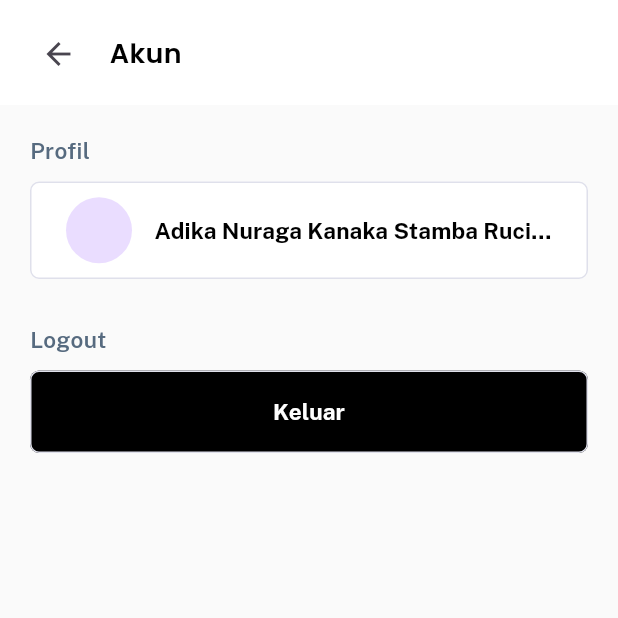
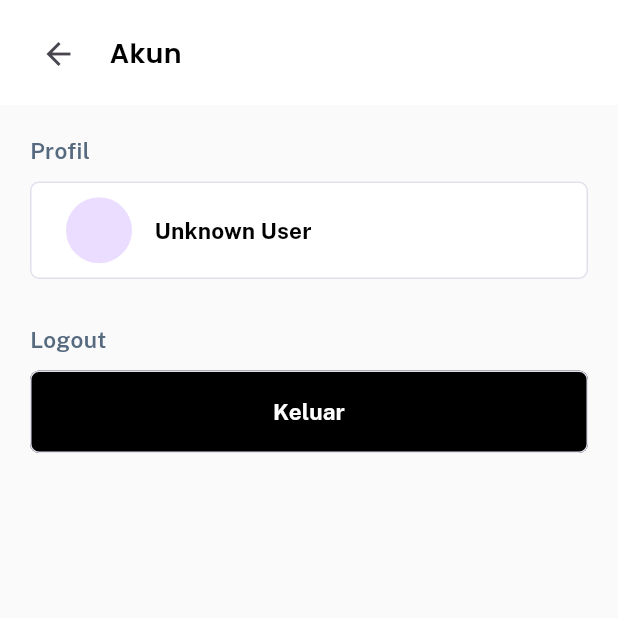
Before and after one commit to adikaksr/dev_mobile-ta, a Flutter app: the AkunPage screen opened directly, on a phone screen of 412 x 824 dp, the top half of it. Run offline on Flutter 3.47's test engine with Material 3 defaults, Android fonts, the phone set to English and light mode, and no system bars; our stand-ins replace bloc, carousel_slider, cloud_firestore, emoji_picker_flutter, file_picker, firebase_core and 6 more; accounts and stored records are empty.

Commit message:
add secure storage in homepage,and akun page

```diff
--- a/lib/controller/login_controller.dart
+++ b/lib/controller/login_controller.dart
@@ -3,28 +3,10 @@ import 'package:cloud_firestore/cloud_firestore.dart';
 import 'package:flutter/material.dart';
 import 'package:flutter/services.dart';
 import 'package:get/get.dart';
+import 'package:flutter_secure_storage/flutter_secure_storage.dart';
 
 class LoginController {
-  // Future<String> login(String nimNip, String password, String role) async {
-  //   // Load the JSON file
-  //   String jsonString = await rootBundle.loadString('assets/login.json');
-
-  //   // Decode the JSON data
-  //   Map<String, dynamic> jsonData = jsonDecode(jsonString);
-
-  //   // Check if the provided NIM/NIP and password match any user
-  //   for (var user in jsonData['users']) {
-  //     if (user['nimNip'] == nimNip &&
-  //         user['password'] == password &&
-  //         user['role'] == role) {
-  //       return user['role'];
-  //     }
-  //   }
-
-  //   // If no match is found, throw an exception
-  //   Get.snackbar('Error', 'Failed to login');
-  //   throw Exception('Failed to login');
-  // }
+  final storage = new FlutterSecureStorage();
   final FirebaseFirestore _firestore = FirebaseFirestore.instance;
   Future<bool> login(String nimNip, String password, String role) async {
     try {
@@ -35,10 +17,12 @@ class LoginController {
           .where('password', isEqualTo: password);
 
       Future<bool> checkDataExists() {
-        return docSnapshot.get().then((QuerySnapshot querySnapshot) {
+        return docSnapshot.get().then((QuerySnapshot querySnapshot) async {
           for (var doc in querySnapshot.docs) {
             final data = doc.data() as Map<String, dynamic>;
             if (data.isNotEmpty) {
+              String jsonData = jsonEncode(data); // Convert data to JSON string
+              await storage.write(key: 'user', value: jsonData);
               return true;
             }
           }
@@ -47,29 +31,6 @@ class LoginController {
       }
 
       return checkDataExists();
-
-      // print('nim' + nimNip);
-      // print('password' + password);
-      // print(docSnapshot);
-      // print(role);
-
-      // if (docSnapshot.exists) {
-      //   final data = docSnapshot.data() as Map<String, dynamic>;
-      //   // if (data['password'] == password) {
-      //   //   // Passwords match, return the user's role
-      //   //   return data['role'];
-      //   // } else {
-      //   //   // Passwords don't match
-      //   //   print('Wrong password provided for that user.');
-      //   //   return '';
-      //   // }
-
-      // return '';
-      // } else {
-      //   // User not found
-      //   print('No user found for that nip.');
-      //   return '';
-      // }
     } catch (e) {
       // Handle any errors
       print(e);
@@ -78,10 +39,6 @@ class LoginController {
   }
 
   Future<void> logout() async {
-    // Since your login system doesn't seem to involve any kind of session or
-    // token management, this method might not need to do anything.
-
-    // If you add session or token management in the future, you would clear
-    // the session or token here.
+    await storage.delete(key: 'user');
   }
 }
--- a/lib/ui/pages/akun_page.dart
+++ b/lib/ui/pages/akun_page.dart
@@ -1,16 +1,40 @@
+import 'dart:convert';
+
 import 'package:easkripsi/controller/login_controller.dart';
 import 'package:easkripsi/shared/theme.dart';
 import 'package:easkripsi/ui/pages/login_page.dart';
 import 'package:easkripsi/ui/pages/profil_page.dart';
 import 'package:flutter/material.dart';
+import 'package:flutter_secure_storage/flutter_secure_storage.dart';
 
 class AkunPage extends StatelessWidget {
   final LoginController loginController = LoginController();
+  final storage = FlutterSecureStorage();
 
   AkunPage({Key? key}) : super(key: key);
 
+  Future<Map<String, dynamic>> _readData() async {
+    String value = await storage.read(key: 'user') ?? '{}';
+    try {
+      Map<String, dynamic> data = jsonDecode(value);
+      return data;
+    } catch (e) {
+      print('Error parsing JSON: $e');
+      return {};
+    }
+  }
+
   @override
   Widget build(BuildContext context) {
+    return FutureBuilder<Map<String, dynamic>>(
+      future: _readData(),
+      builder:
+          (BuildContext context, AsyncSnapshot<Map<String, dynamic>> snapshot) {
+        if (snapshot.connectionState == ConnectionState.waiting) {
+          return CircularProgressIndicator();
+        } else {
+          final Map<String, dynamic> userData = snapshot.data ?? {};
+          final String user = userData['name'] ?? 'Unknown User';
           return Scaffold(
             backgroundColor: kBGColor,
             appBar: PreferredSize(
@@ -73,15 +97,17 @@ class AkunPage extends StatelessWidget {
                             backgroundColor: Colors.white,
                             elevation: 0,
                             shape: RoundedRectangleBorder(
-                          side: const BorderSide(color: Color(0xFFDFE0EB)),
+                                side:
+                                    const BorderSide(color: Color(0xFFDFE0EB)),
                                 borderRadius: BorderRadius.circular(6))),
                         onPressed: () {
                           Navigator.push(
                             context,
-                      MaterialPageRoute(builder: (context) => ProfilPage()),
+                            MaterialPageRoute(
+                                builder: (context) => ProfilPage()),
                           );
                         },
-                  child: const Row(
+                        child: Row(
                           children: [
                             CircleAvatar(
                               radius: 22,
@@ -91,7 +117,7 @@ class AkunPage extends StatelessWidget {
                               child: Padding(
                                 padding: EdgeInsets.only(left: 15),
                                 child: Text(
-                            "Adika Nuraga Kanaka Stamba Rucira",
+                                  user,
                                   style: TextStyle(
                                     fontFamily: 'Public Sans',
                                     fontWeight: FontWeight.w700,
@@ -129,7 +155,8 @@ class AkunPage extends StatelessWidget {
                             backgroundColor: Colors.black,
                             elevation: 0,
                             shape: RoundedRectangleBorder(
-                          side: const BorderSide(color: Color(0xFFDFE0EB)),
+                                side:
+                                    const BorderSide(color: Color(0xFFDFE0EB)),
                                 borderRadius: BorderRadius.circular(6))),
                         onPressed: () {
                           showDialog(
@@ -137,7 +164,8 @@ class AkunPage extends StatelessWidget {
                             builder: (BuildContext context) {
                               return AlertDialog(
                                 title: Text('Keluar'),
-                          content: Text('Apakah anda yakin ingin keluar?'),
+                                content:
+                                    Text('Apakah anda yakin ingin keluar?'),
                                 actions: <Widget>[
                                   TextButton(
                                     child: Text('Batal'),
@@ -178,4 +206,7 @@ class AkunPage extends StatelessWidget {
             ),
           );
         }
+      },
+    );
   }
+}
```
Also changed, not shown: lib/ui/pages/home_page.dart (+42 -3 lines), lib/ui/pages/login_page.dart (+10 -9 lines), lib/ui/pages/splash_page.dart (+17 -3 lines), lib/ui/pages/test_data.dart (+43 -17 lines). Lines whose indentation alone changed are shown as unchanged.
